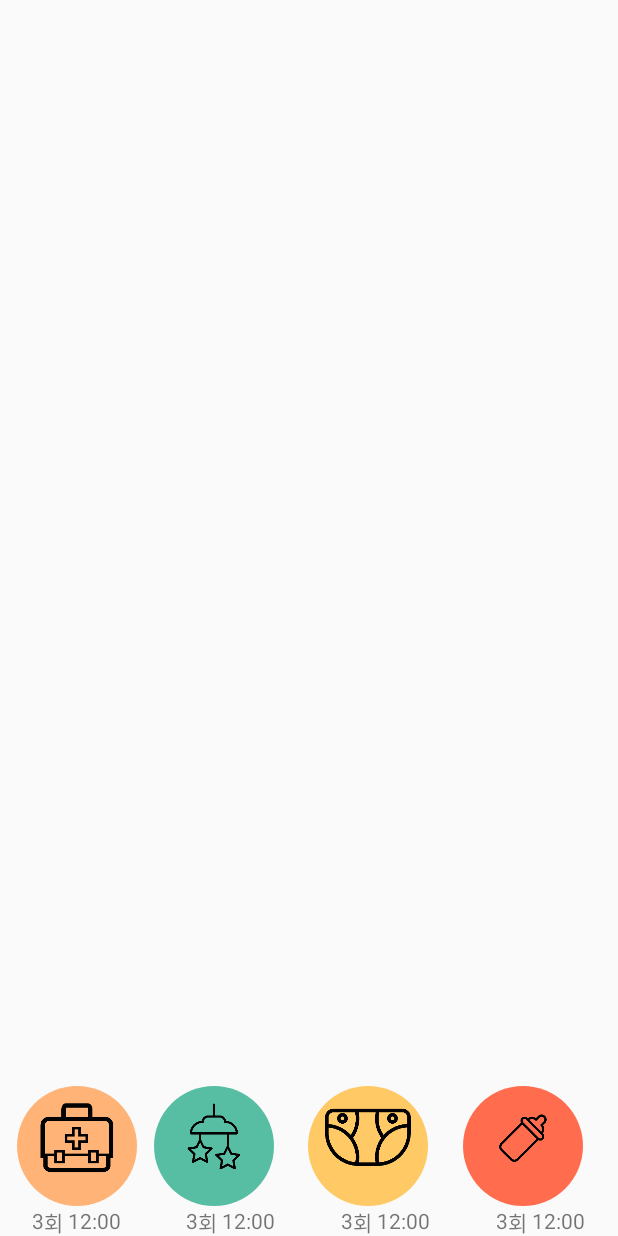
After one commit to TaesunAndNunas/android, an Android app: the layout widget_1st.xml on its own in the app's theme, with its tools: preview values and no code run, on a phone screen of 412 x 824 dp. The commit adds this screen. Run offline under Robolectric (Android 15) with nearby library versions, the phone set to English and light mode, and no system bars.

Commit message:
상세화면 라디오그룹 수정, widget시작

```diff
--- a/app/src/main/res/layout/activity_main_activity2.xml
+++ /dev/null
@@ -1,4 +0,0 @@
-<FrameLayout xmlns:android="http://schemas.android.com/apk/res/android"
-    xmlns:tools="http://schemas.android.com/tools" android:id="@+id/container"
-    android:layout_width="match_parent" android:layout_height="match_parent"
-    tools:context="hudi.android.hyes.ImFine_v03.MainActivity2" tools:ignore="MergeRootFrame" />
--- /dev/null
+++ b/app/src/main/res/layout/widget_1st.xml
@@ -0,0 +1,188 @@
+<?xml version="1.0" encoding="utf-8"?>
+<LinearLayout xmlns:android="http://schemas.android.com/apk/res/android"
+    android:orientation="horizontal" android:layout_width="match_parent"
+    android:layout_height="match_parent"
+    android:background="#00000000">
+
+    <LinearLayout
+        android:orientation="horizontal"
+        android:layout_width="match_parent"
+        android:layout_height="100dp"
+        android:background="#00000000"
+        android:layout_gravity="bottom">
+
+        <LinearLayout
+            android:orientation="vertical"
+            android:layout_width="0dp"
+            android:layout_height="match_parent"
+            android:layout_weight="1">
+
+            <ImageButton
+                android:src="@drawable/pill"
+                android:layout_width="80dp"
+                android:layout_height="0dp"
+                android:id="@+id/imageButton"
+                android:padding="0sp"
+                android:scaleType="fitCenter"
+                android:background="@drawable/medicine_round"
+                android:layout_weight="8"
+                android:layout_gravity="center_horizontal" />
+
+            <LinearLayout
+                android:orientation="horizontal"
+                android:layout_width="fill_parent"
+                android:layout_height="0dp"
+                android:layout_weight="2"
+
+                android:gravity="center">
+
+                <TextView
+                    android:layout_width="wrap_content"
+                    android:layout_height="wrap_content"
+                    android:text="3"
+                    android:id="@+id/textView7" />
+
+                <TextView
+                    android:layout_width="wrap_content"
+                    android:layout_height="wrap_content"
+                    android:text="회 "
+                    android:id="@+id/textView8" />
+
+                <TextView
+                    android:layout_width="wrap_content"
+                    android:layout_height="wrap_content"
+                    android:text="12:00"
+                    android:id="@+id/textView9" />
+            </LinearLayout>
+        </LinearLayout>
+
+        <LinearLayout
+            android:orientation="vertical"
+            android:layout_width="0dp"
+            android:layout_height="match_parent"
+            android:layout_weight="1">
+
+            <ImageButton
+                android:src="@drawable/sleep"
+                android:layout_width="80dp"
+                android:layout_height="0dp"
+                android:id="@+id/imageButton2"
+                android:padding="0sp"
+                android:scaleType="fitCenter"
+                android:background="@drawable/sleep_round"
+                android:layout_weight="8" />
+
+            <LinearLayout
+                android:orientation="horizontal"
+                android:layout_width="fill_parent"
+                android:layout_height="0dp"
+                android:layout_weight="2"
+                android:gravity="center" >
+
+                <TextView
+                    android:layout_width="wrap_content"
+                    android:layout_height="wrap_content"
+                    android:text="3"
+                    android:id="@+id/textView10" />
+
+                <TextView
+                    android:layout_width="wrap_content"
+                    android:layout_height="wrap_content"
+                    android:text="회 "
+                    android:id="@+id/textView11" />
+
+                <TextView
+                    android:layout_width="wrap_content"
+                    android:layout_height="wrap_content"
+                    android:text="12:00"
+                    android:id="@+id/textView12" />
+            </LinearLayout>
+        </LinearLayout>
+
+        <LinearLayout
+            android:orientation="vertical"
+            android:layout_width="0dp"
+            android:layout_height="match_parent"
+            android:layout_weight="1">
+
+            <ImageButton
+                android:src="@drawable/diaper"
+                android:layout_width="80dp"
+                android:layout_height="0dp"
+                android:id="@+id/imageButton3"
+                android:padding="0sp"
+                android:scaleType="fitCenter"
+                android:background="@drawable/diaper_round"
+                android:layout_weight="8" />
+
+            <LinearLayout
+                android:orientation="horizontal"
+                android:layout_width="fill_parent"
+                android:layout_height="0dp"
+                android:layout_weight="2"
+                android:gravity="center" >
+
+                <TextView
+                    android:layout_width="wrap_content"
+                    android:layout_height="wrap_content"
+                    android:text="3"
+                    android:id="@+id/textView13" />
+
+                <TextView
+                    android:layout_width="wrap_content"
+                    android:layout_height="wrap_content"
+                    android:text="회 "
+                    android:id="@+id/textView14" />
+
+                <TextView
+                    android:layout_width="wrap_content"
+                    android:layout_height="wrap_content"
+                    android:text="12:00"
+                    android:id="@+id/textView15" />
+            </LinearLayout>
+        </LinearLayout>
+
+        <LinearLayout
+            android:orientation="vertical"
+            android:layout_width="0dp"
+            android:layout_height="match_parent"
+            android:layout_weight="1">
+
+            <ImageButton
+                android:src="@drawable/milk"
+                android:layout_width="80dp"
+                android:layout_height="0dp"
+                android:id="@+id/imageButton4"
+                android:padding="0sp"
+                android:scaleType="fitCenter"
+                android:background="@drawable/milk_round"
+                android:layout_weight="8" />
+
+            <LinearLayout
+                android:orientation="horizontal"
+                android:layout_width="fill_parent"
+                android:layout_height="0dp"
+                android:layout_weight="2"
+                android:gravity="center" >
+
+                <TextView
+                    android:layout_width="wrap_content"
+                    android:layout_height="wrap_content"
+                    android:text="3"
+                    android:id="@+id/textView16" />
+
+                <TextView
+                    android:layout_width="wrap_content"
+                    android:layout_height="wrap_content"
+                    android:text="회 "
+                    android:id="@+id/textView17" />
+
+                <TextView
+                    android:layout_width="wrap_content"
+                    android:layout_height="wrap_content"
+                    android:text="12:00"
+                    android:id="@+id/textView18" />
+            </LinearLayout>
+        </LinearLayout>
+    </LinearLayout>
+</LinearLayout>
```
Also changed, not shown: app/src/main/AndroidManifest.xml (+10 -0 lines), app/src/main/java/hudi/android/hyes/ImFine_v03/Register.java (+11 -1 lines), app/src/main/java/hudi/android/hyes/ImFine_v03/Widget.java (added, +42 -0 lines), app/src/main/res/layout/activity_register.xml (+13 -6 lines), app/src/main/res/layout/diaper_detail.xml (+23 -16 lines), app/src/main/res/xml/widget_configuration.xml (added, +15 -0 lines), 92 other files.
